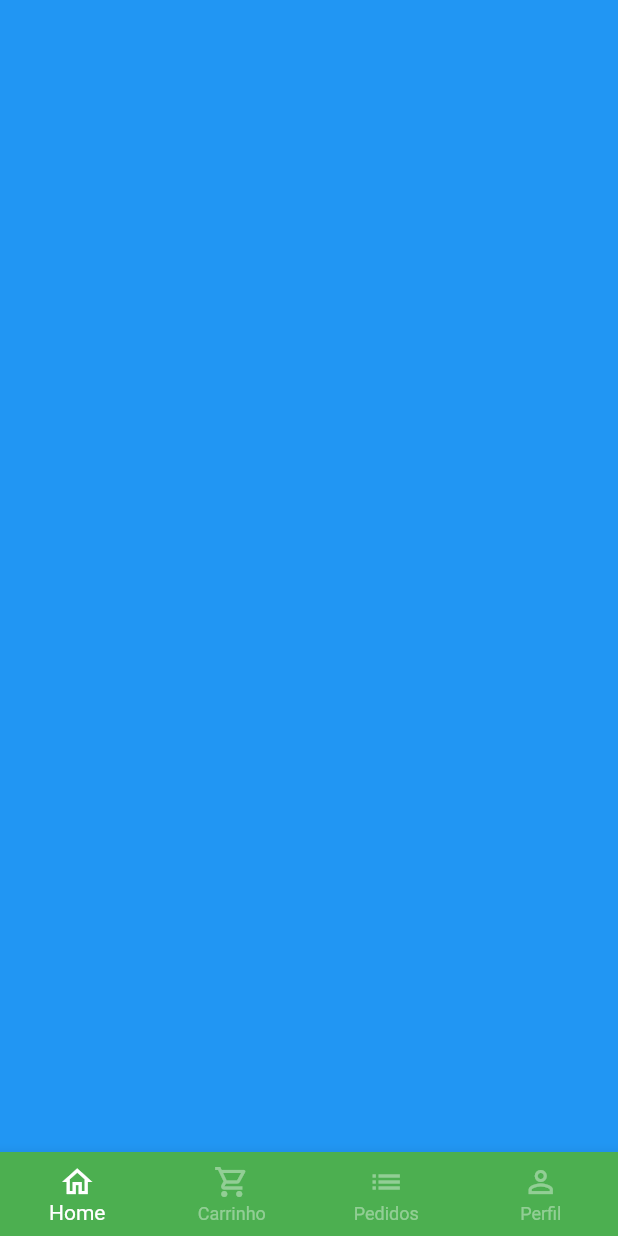
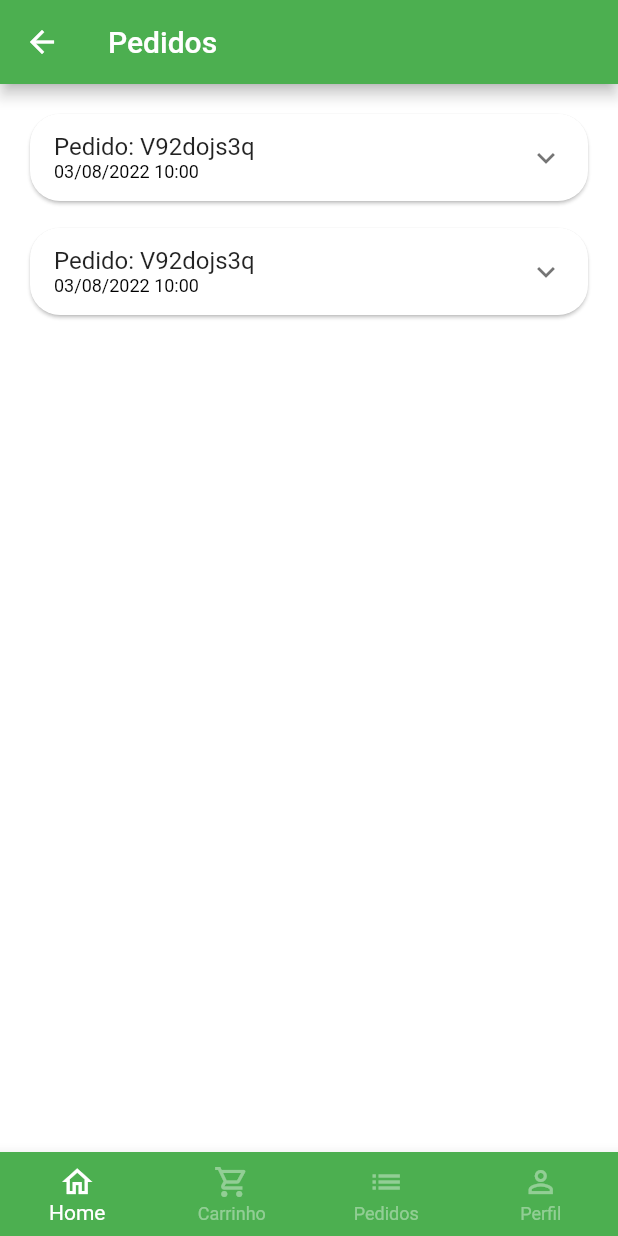
Before and after one commit to KaueSena01/GreenGrocer_Course, a Flutter app: the BaseScreen screen opened directly, swiped to page 3, on a phone screen of 412 x 824 dp. Run offline on Flutter 3.47's test engine with Material 2 defaults, Android fonts, the phone set to English and light mode, and no system bars; our stand-ins replace animated_text_kit, badges, mask_text_input_formatter.

Commit message:
feature: Criação da página de pedidos

```diff
--- a/lib/src/config/app_data.dart
+++ b/lib/src/config/app_data.dart
@@ -1,5 +1,7 @@
 import 'package:greengrocer_course/src/models/cart_item_model.dart';
 import 'package:greengrocer_course/src/models/item_model.dart';
+import 'package:greengrocer_course/src/models/order_model.dart';
+import 'package:greengrocer_course/src/models/user_model.dart';
 
 ItemModel apple = ItemModel(
   imgUrl: 'assets/fruits/apple.png',
@@ -90,3 +92,43 @@ List<String> categories = [
   'Temperos',
   'Cereais'
 ];
+
+UserModel user = UserModel(
+  name: 'Sena',
+  email: 'sena@gmail.com',
+  phone: '239922903',
+  cpf: '82969232232',
+  password: '22222222'
+);
+
+List<OrderModel> orders = [
+  OrderModel(
+    id: 'V92dojs3q',
+    cratedDateTime: DateTime.parse('2022-08-03 10:00:10.458'),
+    overdueDateTime: DateTime.parse('2022-08-03 11:00:10.458'),
+    status: 'pending_payment',
+    copyAndPaste: 'asd6a54dauhew923',
+    total: 11.0,
+    items: [
+      CartItemModel(
+        item: apple,
+        quantity: 2
+      ),
+    ]
+  ),
+
+  OrderModel(
+    id: 'V92dojs3q',
+    cratedDateTime: DateTime.parse('2022-08-03 10:00:10.458'),
+    overdueDateTime: DateTime.parse('2022-08-03 11:00:10.458'),
+    status: 'pending_payment',
+    copyAndPaste: 'asd6a54dauhew923',
+    total: 11.0,
+    items: [
+      CartItemModel(
+        item: apple,
+        quantity: 2
+      ),
+    ]
+  )
+];
--- /dev/null
+++ b/lib/src/models/order_model.dart
@@ -0,0 +1,21 @@
+import 'package:greengrocer_course/src/models/cart_item_model.dart';
+
+class OrderModel {
+  String id;
+  DateTime cratedDateTime;
+  DateTime overdueDateTime;
+  List<CartItemModel?> items;
+  String status;
+  String copyAndPaste;
+  double total;
+
+  OrderModel({
+    required this.id,
+    required this.cratedDateTime,
+    required this.overdueDateTime,
+    required this.items,
+    required this.status,
+    required this.copyAndPaste,
+    required this.total
+  });
+}
--- a/lib/src/pages/auth/sign_in_screen.dart
+++ b/lib/src/pages/auth/sign_in_screen.dart
@@ -3,7 +3,7 @@ import 'package:flutter/material.dart';
 import 'package:greengrocer_course/src/config/custom_colors.dart';
 
 import '../base/base_screen.dart';
-import 'components/custom_text_field.dart';
+import '../common_widgets/custom_text_field.dart';
 import 'sign_up_screen.dart';
 
 class SignInScreen extends StatelessWidget {
--- a/lib/src/pages/auth/sign_up_screen.dart
+++ b/lib/src/pages/auth/sign_up_screen.dart
@@ -2,7 +2,7 @@ import 'package:flutter/material.dart';
 import 'package:greengrocer_course/src/config/custom_colors.dart';
 import 'package:mask_text_input_formatter/mask_text_input_formatter.dart';
 
-import 'components/custom_text_field.dart';
+import '../common_widgets/custom_text_field.dart';
 
 class SignUpScreen extends StatelessWidget {
   SignUpScreen({ Key? key }) : super(key: key);
--- a/lib/src/pages/base/base_screen.dart
+++ b/lib/src/pages/base/base_screen.dart
@@ -1,6 +1,8 @@
 import 'package:flutter/material.dart';
 import 'package:greengrocer_course/src/config/custom_colors.dart';
 import 'package:greengrocer_course/src/pages/cart/cart_tab.dart';
+import 'package:greengrocer_course/src/pages/orders/orders_tab.dart';
+import 'package:greengrocer_course/src/pages/profile/profile_tab.dart';
 
 import '../home/home_tab.dart';
 
@@ -22,11 +24,11 @@ class _BaseScreenState extends State<BaseScreen> {
         body: PageView(
           physics: const NeverScrollableScrollPhysics(),
           controller: pageController,
-          children: [
-            const HomeTab(),
+          children: const [
+            HomeTab(),
             CartTab(),
-            Container(color: Colors.blue),
-            Container(color: Colors.purple),
+            OrdersTab(),
+            ProfileTab()
           ],
         ),
         bottomNavigationBar: BottomNavigationBar(
--- /dev/null
+++ b/lib/src/pages/orders/components/order_tile.dart
@@ -0,0 +1,86 @@
+import 'package:flutter/material.dart';
+import 'package:greengrocer_course/src/models/order_model.dart';
+import 'package:greengrocer_course/src/services/utils_services.dart';
+
+class OrderTile extends StatelessWidget {
+
+  final OrderModel order;
+
+  OrderTile({
+    Key? key,
+    required this.order
+  }) : super(key: key);
+
+  final UtilServices utilServices = UtilServices();
+
+  @override
+  Widget build(BuildContext context) {
+    return Card(
+      shape: RoundedRectangleBorder(
+        borderRadius: BorderRadius.circular(20)
+      ),
+      child: Theme(
+        data: Theme.of(context).copyWith(dividerColor: Colors.transparent),
+        child: ExpansionTile(
+          title: Column(
+            crossAxisAlignment: CrossAxisAlignment.start,
+            mainAxisSize: MainAxisSize.min,
+            children: [
+              Text('Pedido: ${order.id}'),
+              Text(utilServices.formatDateTime(order.cratedDateTime), style: TextStyle(fontSize: 12, color: Colors.black))
+            ],
+          ),
+          childrenPadding: const EdgeInsets.fromLTRB(16, 0, 16, 16),
+          children: [
+            SizedBox(
+              height: 100,
+              child: _OrderItemWidget(order: order, utilServices: utilServices),
+            )
+          ],
+        ),
+      ),
+    );
+  }
+}
+
+class _OrderItemWidget extends StatelessWidget {
+  const _OrderItemWidget({
+    Key? key,
+    required this.order,
+    required this.utilServices,
+  }) : super(key: key);
+
+  final OrderModel order;
+  final UtilServices utilServices;
+
+  @override
+  Widget build(BuildContext context) {
+    return Padding(
+      padding: const EdgeInsets.only(bottom: 10.0),
+      child: Row(
+        children: [
+          Expanded(
+            flex: 3,
+            child: ListView(
+              children: order.items.map((orderItem) {
+                return Row(
+                  children: [
+                    Text('${orderItem!.quantity} ${orderItem.item.unit} ', style: TextStyle(fontWeight: FontWeight.bold)),
+                    Expanded(
+                      child: Text(orderItem.item.itemName)
+                    ),
+                    Text(utilServices.priceToCurrency(orderItem.totalPrice()))
+                  ],
+                );
+              }).toList(),
+            )
+          ),
+          Expanded(
+            flex: 2,
+            child: Container()
+          )
+        ],
+      ),
+    );
+  }
+}
--- /dev/null
+++ b/lib/src/pages/orders/orders_tab.dart
@@ -0,0 +1,26 @@
+import 'package:flutter/material.dart';
+import 'package:greengrocer_course/src/config/app_data.dart' as app_data;
+import 'package:greengrocer_course/src/pages/orders/components/order_tile.dart';
+
+class OrdersTab extends StatelessWidget {
+  const OrdersTab({ Key? key }) : super(key: key);
+
+  @override
+  Widget build(BuildContext context) {
+    return Scaffold(
+      appBar: AppBar(
+        title: const Text('Pedidos'),
+      ),
+      body: ListView.separated(
+        padding: const EdgeInsets.all(16),
+        physics: const BouncingScrollPhysics(),
+        separatorBuilder: (_, index) => const SizedBox(height: 10),
+        itemBuilder: (_, index) =>
+          OrderTile(
+            order: app_data.orders[index],
+          ),
+        itemCount: app_data.orders.length
+      ),
+    );
+  }
+}
--- a/lib/src/services/utils_services.dart
+++ b/lib/src/services/utils_services.dart
@@ -1,4 +1,5 @@
 import 'package:intl/intl.dart';
+import 'package:intl/date_symbol_data_local.dart';
 
 class UtilServices {
 
@@ -8,4 +9,11 @@ class UtilServices {
     return numberFormat.format(price);
   }
 
+  String formatDateTime(DateTime dateTime) {
+    initializeDateFormatting();
+
+    DateFormat dateFormat = DateFormat.yMd('pt_BR').add_Hm();
+    return dateFormat.format(dateTime);
+  }
+
 }
```
Also changed, not shown: lib/src/models/user_model.dart (added, +15 -0 lines), lib/src/pages/common_widgets/custom_text_field.dart (renamed from lib/src/pages/auth/components/custom_text_field.dart, +7 -1 lines), lib/src/pages/profile/profile_tab.dart (added, +144 -0 lines).
